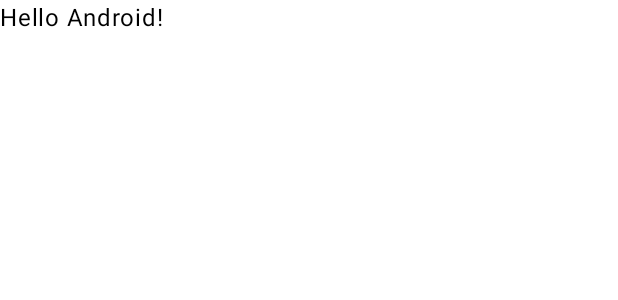
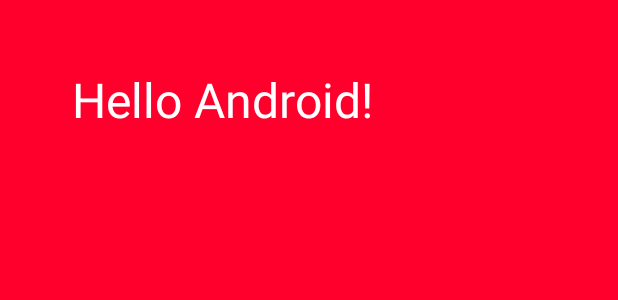
Before and after one commit to Pato-al-aparato/2dam-repo, an Android app built with Jetpack Compose: the @Preview function GreetingPreview, on a phone screen of 412 x 824 dp. Shown: the top 300 px of the screen. Run offline under Robolectric (Android 15) with nearby library versions, the phone set to English and light mode, and no system bars.

Commit message:
commit en android studio desde clase

```diff
--- a/desarrollo-movil/PrimerProyecto/app/src/main/java/com/example/primerproyecto/MainActivity.kt
+++ b/desarrollo-movil/PrimerProyecto/app/src/main/java/com/example/primerproyecto/MainActivity.kt
@@ -1,16 +1,26 @@
 package com.example.primerproyecto
 
+import android.R
 import android.os.Bundle
 import androidx.activity.ComponentActivity
 import androidx.activity.compose.setContent
 import androidx.activity.enableEdgeToEdge
+import androidx.compose.foundation.background
+import androidx.compose.foundation.border
+import androidx.compose.foundation.layout.fillMaxHeight
 import androidx.compose.foundation.layout.fillMaxSize
+import androidx.compose.foundation.layout.fillMaxWidth
 import androidx.compose.foundation.layout.padding
+import androidx.compose.material3.MaterialTheme
 import androidx.compose.material3.Scaffold
 import androidx.compose.material3.Text
 import androidx.compose.runtime.Composable
 import androidx.compose.ui.Modifier
+import androidx.compose.ui.graphics.Color
+import androidx.compose.ui.text.font.FontWeight
 import androidx.compose.ui.tooling.preview.Preview
+import androidx.compose.ui.unit.dp
+import androidx.compose.ui.unit.sp
 import com.example.primerproyecto.ui.theme.PrimerProyectoTheme
 
 class MainActivity : ComponentActivity() {
@@ -35,10 +45,25 @@ fun Greeting(name: String, modifier: Modifier = Modifier) {
     Text(
         text = "Hello $name!",
         modifier = modifier
+            .background(MaterialTheme.colorScheme.primary)
+            .padding(48.dp)
+            //.fillMaxSize()
+            .fillMaxWidth()
+            .fillMaxHeight(),
+            //.border(8.dp,Color.DarkGray),
+        //fontSize = 48.sp,
+        //fontWeight = FontWeight.SemiBold,
+        //color = Color.White
+        style = MaterialTheme.typography.headlineLarge,
+        color = MaterialTheme.colorScheme.onSecondary
+
     )
 }
 
-@Preview(showBackground = true)
+@Preview(
+    showBackground = true,
+    showSystemUi = false,
+    name = "Tema claro")
 @Composable
 fun GreetingPreview() {
     PrimerProyectoTheme {
--- a/desarrollo-movil/PrimerProyecto/app/src/main/java/com/example/primerproyecto/ui/theme/Color.kt
+++ b/desarrollo-movil/PrimerProyecto/app/src/main/java/com/example/primerproyecto/ui/theme/Color.kt
@@ -9,3 +9,7 @@ val Pink80 = Color(0xFFEFB8C8)
 val Purple40 = Color(0xFF6650a4)
 val PurpleGrey40 = Color(0xFF625b71)
 val Pink40 = Color(0xFF7D5260)
+
+val Verde = Color(0xFF90FF65)
+
+val Rojo = Color(0xFFFF002C)
```
Also changed, not shown: desarrollo-movil/PrimerProyecto/app/src/main/java/com/example/primerproyecto/ui/theme/Theme.kt (+13 -4 lines).
